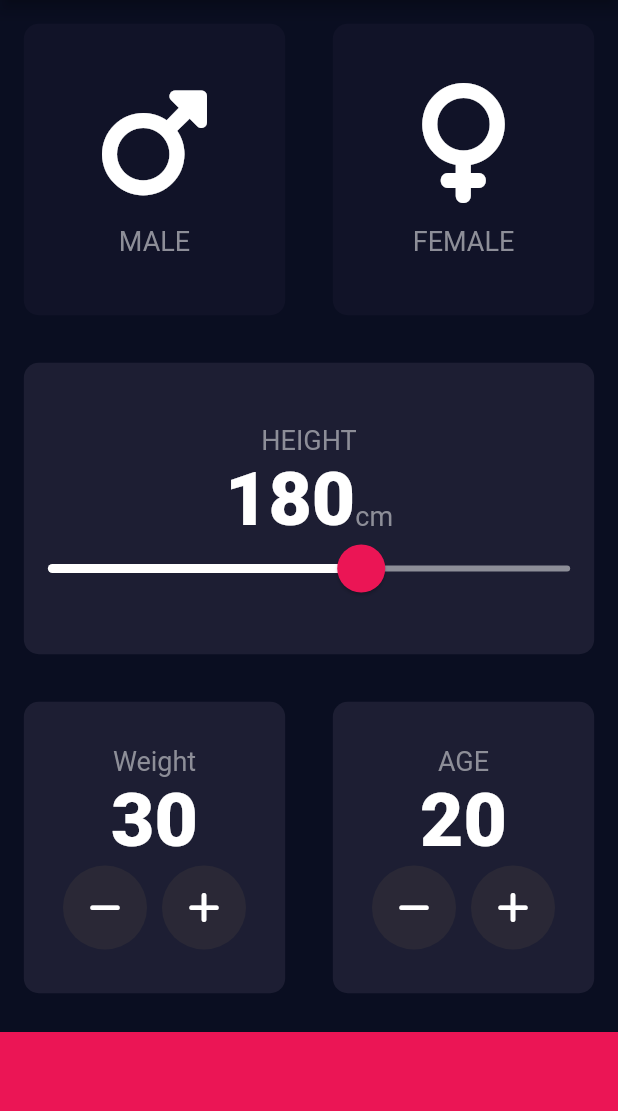
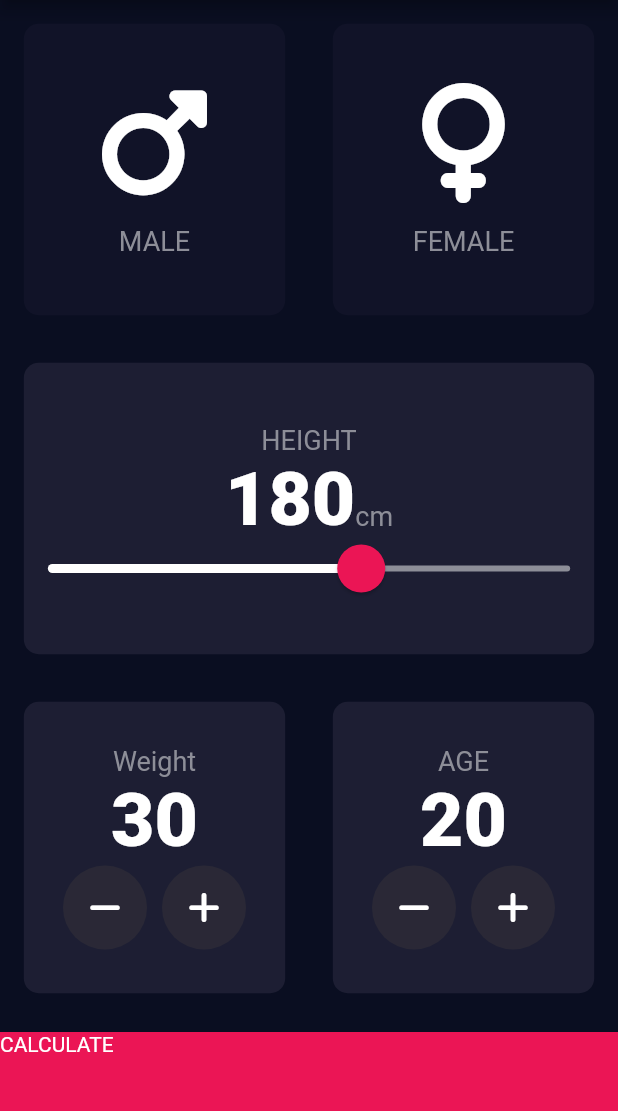
Before and after one commit to hammadyousuf/bmi_weight_managment_flutter, a Flutter app: the screen it shows after launch, on a phone screen of 412 x 824 dp, the part 84-1195 px from its top. Run offline on Flutter 3.47's test engine with Material 2 defaults, Android fonts, the phone set to English and light mode, and no system bars; our stand-ins replace font_awesome_flutter.

Commit message:
navagion to second page

```diff
--- a/lib/Input_page.dart
+++ b/lib/Input_page.dart
@@ -3,6 +3,7 @@ import 'icon_content.dart';
 import 'package:bmi_weight_managment_flutter/reusable_card.dart';
 import 'package:font_awesome_flutter/font_awesome_flutter.dart';
 import 'constant.dart';
+import 'package:bmi_weight_managment_flutter/results.page.dart';
 
 enum Gender {
   male,
@@ -224,11 +225,18 @@ class _InputPageState extends State<InputPage> {
                 )),
               ],
             )),
-            Container(
-              color: kBottomContainerColour,
-              margin: EdgeInsets.only(top: 10.0),
-              width: double.infinity,
-              height: kBottomContainerHeight,
+            GestureDetector(
+              onTap: (){
+                Navigator.push(context, MaterialPageRoute(builder: (context) => ResultsPage()));
+
+              },
+              child: Container(
+                child: Text('CALCULATE'),
+                color: kBottomContainerColour,
+                margin: EdgeInsets.only(top: 10.0),
+                width: double.infinity,
+                height: kBottomContainerHeight,
+              ),
             )
           ],
         ));
```
Also changed, not shown: lib/results.page.dart (added, +15 -0 lines).
